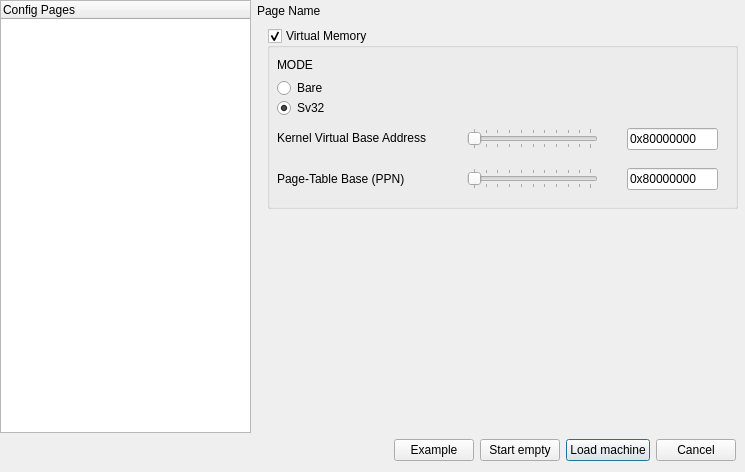
This is src/gui/dialogs/new/NewDialog.ui in cvut/qtrvsim as Qt 5 draws it before an edit. The edited form follows.
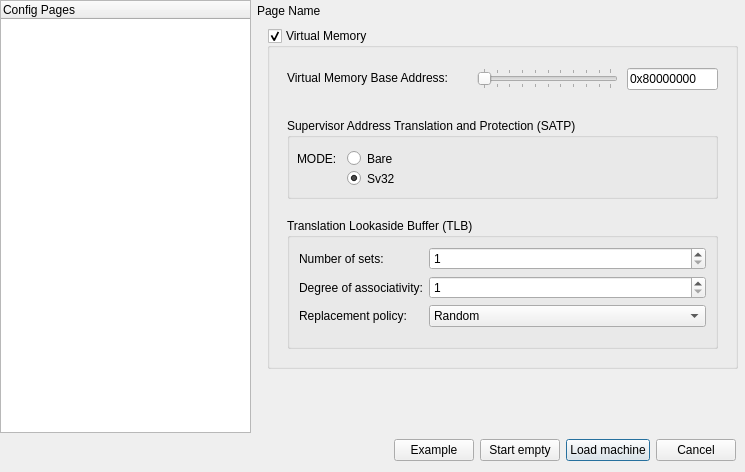
This is the edited form. Custom widgets are drawn as their Qt base class.

Commit message: feat(vm): improve TLB and virtual memory infrastructure

Diff of the .ui file:
```diff
--- a/src/gui/dialogs/new/NewDialog.ui
+++ b/src/gui/dialogs/new/NewDialog.ui
@@ -675,7 +675,7 @@
              <x>10</x>
              <y>10</y>
              <width>471</width>
-             <height>181</height>
+             <height>341</height>
             </rect>
            </property>
            <property name="title">
@@ -687,131 +687,185 @@
            <property name="checked">
             <bool>true</bool>
            </property>
-           <widget class="QRadioButton" name="radioButton_bare">
+           <widget class="QLineEdit" name="lineEdit_va_base_addr">
             <property name="geometry">
              <rect>
-              <x>10</x>
-              <y>50</y>
-              <width>99</width>
-              <height>20</height>
+              <x>360</x>
+              <y>40</y>
+              <width>91</width>
+              <height>22</height>
              </rect>
             </property>
             <property name="text">
-             <string>Bare</string>
+             <string>0x80000000</string>
             </property>
            </widget>
-           <widget class="QRadioButton" name="radioButton_sv32">
+           <widget class="BigSlider" name="horizontalSlider_va_base_addr">
             <property name="geometry">
              <rect>
-              <x>10</x>
-              <y>70</y>
-              <width>99</width>
+              <x>210</x>
+              <y>40</y>
+              <width>141</width>
+              <height>21</height>
+             </rect>
+            </property>
+            <property name="orientation">
+             <enum>Qt::Horizontal</enum>
+            </property>
+            <property name="tickPosition">
+             <enum>QSlider::TicksBothSides</enum>
+            </property>
+           </widget>
+           <widget class="QLabel" name="labe_va_base_addr">
+            <property name="geometry">
+             <rect>
+              <x>20</x>
+              <y>40</y>
+              <width>191</width>
               <height>20</height>
              </rect>
             </property>
             <property name="text">
-             <string>Sv32</string>
+             <string>Virtual Memory Base Address:</string>
             </property>
-            <property name="checked">
+           </widget>
+           <widget class="QGroupBox" name="tlb_groupBox">
+            <property name="enabled">
              <bool>true</bool>
             </property>
-           </widget>
-           <widget class="QLabel" name="label_mode">
             <property name="geometry">
              <rect>
-              <x>10</x>
-              <y>30</y>
-              <width>57</width>
-              <height>14</height>
+              <x>20</x>
+              <y>190</y>
+              <width>431</width>
+              <height>131</height>
              </rect>
             </property>
-            <property name="text">
-             <string>MODE</string>
+            <property name="title">
+             <string>Translation Lookaside Buffer (TLB)</string>
             </property>
-           </widget>
-           <widget class="QLineEdit" name="lineEdit_kernel_base">
-            <property name="geometry">
-             <rect>
-              <x>360</x>
-              <y>100</y>
-              <width>91</width>
-              <height>22</height>
-             </rect>
+            <property name="checkable">
+             <bool>false</bool>
             </property>
-            <property name="text">
-             <string>0x80000000</string>
-            </property>
+            <layout class="QFormLayout" name="formLayout_2">
+             <item row="0" column="0">
+              <widget class="QLabel" name="label_2">
+               <property name="text">
+                <string>Number of sets:</string>
+               </property>
+              </widget>
+             </item>
+             <item row="0" column="1">
+              <widget class="QSpinBox" name="tlb_number_of_sets">
+               <property name="minimum">
+                <number>1</number>
+               </property>
+               <property name="maximum">
+                <number>1024</number>
+               </property>
+              </widget>
+             </item>
+             <item row="1" column="0">
+              <widget class="QLabel" name="label_5">
+               <property name="text">
+                <string>Degree of associativity:</string>
+               </property>
+              </widget>
+             </item>
+             <item row="1" column="1">
+              <widget class="QSpinBox" name="tlb_degree_of_associativity">
+               <property name="minimum">
+                <number>1</number>
+               </property>
+              </widget>
+             </item>
+             <item row="2" column="0">
+              <widget class="QLabel" name="label_6">
+               <property name="text">
+                <string>Replacement policy:</string>
+               </property>
+              </widget>
+             </item>
+             <item row="2" column="1">
+              <widget class="QComboBox" name="tlb_replacement_policy">
+               <item>
+                <property name="text">
+                 <string>Random</string>
+                </property>
+               </item>
+               <item>
+                <property name="text">
+                 <string>Least Recently Used (LRU)</string>
+                </property>
+               </item>
+               <item>
+                <property name="text">
+                 <string>Least Frequently Used (LFU)</string>
+                </property>
+               </item>
+               <item>
+                <property name="text">
+                 <string>Pseudo Least Recently Used (PLRU)</string>
+                </property>
+               </item>
+              </widget>
+             </item>
+            </layout>
            </widget>
-           <widget class="BigSlider" name="horizontalSlider_kernel_base">
+           <widget class="QGroupBox" name="satp_groupBox">
             <property name="geometry">
              <rect>
-              <x>200</x>
-              <y>100</y>
-              <width>131</width>
-              <height>21</height>
+              <x>20</x>
+              <y>90</y>
+              <width>431</width>
+              <height>81</height>
              </rect>
             </property>
-            <property name="orientation">
-             <enum>Qt::Horizontal</enum>
+            <property name="title">
+             <string>Supervisor Address Translation and Protection (SATP)</string>
             </property>
-            <property name="tickPosition">
-             <enum>QSlider::TicksBothSides</enum>
-            </property>
-           </widget>
-           <widget class="QLabel" name="label_kernel_base">
-            <property name="geometry">
-             <rect>
-              <x>10</x>
-              <y>100</y>
-              <width>171</width>
-              <height>20</height>
-             </rect>
-            </property>
-            <property name="text">
-             <string>Kernel Virtual Base Address</string>
-            </property>
-           </widget>
-           <widget class="QLineEdit" name="lineEdit_root_ppn">
-            <property name="geometry">
-             <rect>
-              <x>360</x>
-              <y>140</y>
-              <width>91</width>
-              <height>22</height>
-             </rect>
-            </property>
-            <property name="text">
-             <string>0x80000000</string>
-            </property>
-           </widget>
-           <widget class="QLabel" name="label_root_ppn">
-            <property name="geometry">
-             <rect>
-              <x>10</x>
-              <y>140</y>
-              <width>171</width>
-              <height>20</height>
-             </rect>
-            </property>
-            <property name="text">
-             <string>Page‑Table Base (PPN)</string>
-            </property>
-           </widget>
-           <widget class="BigSlider" name="horizontalSlider_root_ppn">
-            <property name="geometry">
-             <rect>
-              <x>200</x>
-              <y>140</y>
-              <width>131</width>
-              <height>21</height>
-             </rect>
-            </property>
-            <property name="orientation">
-             <enum>Qt::Horizontal</enum>
-            </property>
-            <property name="tickPosition">
-             <enum>QSlider::TicksBothSides</enum>
-            </property>
+            <widget class="QRadioButton" name="radioButton_sv32">
+             <property name="geometry">
+              <rect>
+               <x>60</x>
+               <y>50</y>
+               <width>99</width>
+               <height>21</height>
+              </rect>
+             </property>
+             <property name="text">
+              <string>Sv32</string>
+             </property>
+             <property name="checked">
+              <bool>true</bool>
+             </property>
+            </widget>
+            <widget class="QRadioButton" name="radioButton_bare">
+             <property name="geometry">
+              <rect>
+               <x>60</x>
+               <y>30</y>
+               <width>99</width>
+               <height>21</height>
+              </rect>
+             </property>
+             <property name="text">
+              <string>Bare</string>
+             </property>
+            </widget>
+            <widget class="QLabel" name="mode_label">
+             <property name="geometry">
+              <rect>
+               <x>10</x>
+               <y>30</y>
+               <width>51</width>
+               <height>21</height>
+              </rect>
+             </property>
+             <property name="text">
+              <string>MODE:</string>
+             </property>
+            </widget>
            </widget>
           </widget>
          </widget>
```
The commit also changes 605 other files.
